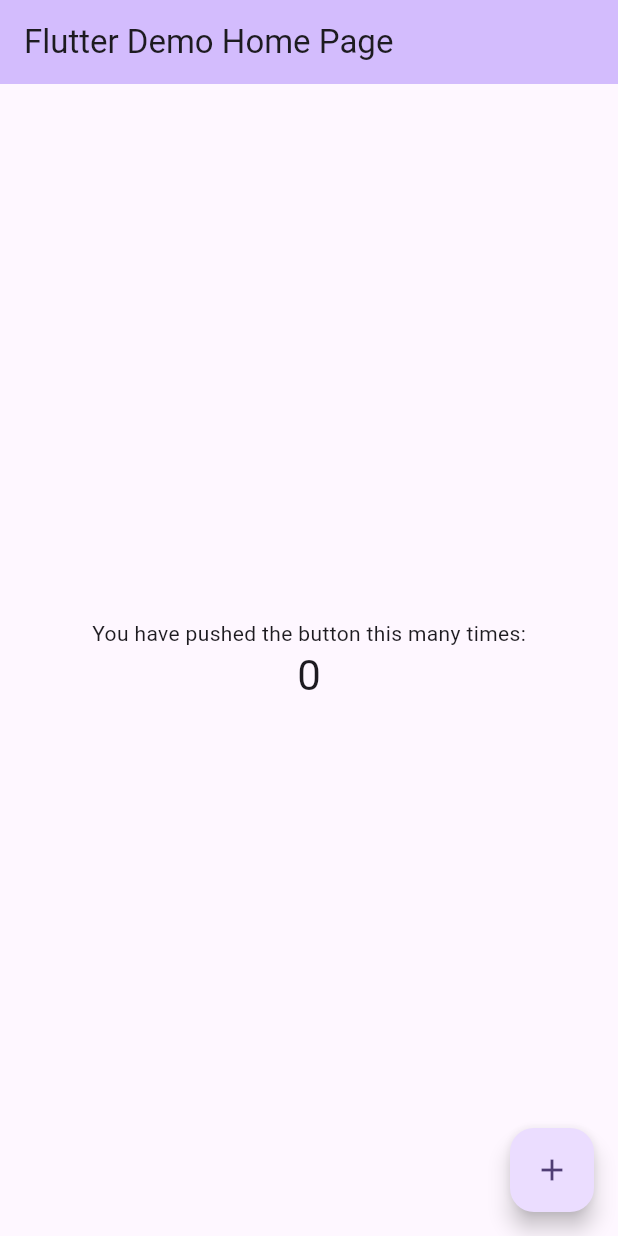
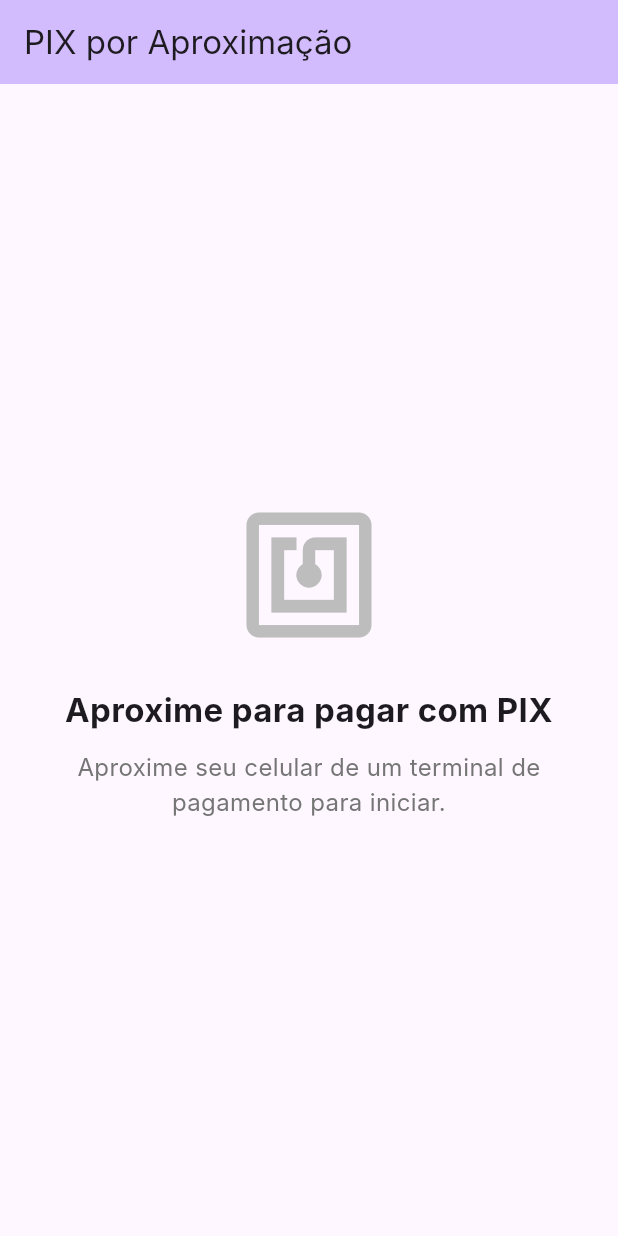
Before and after one commit to Edgarvital/PixAproximacaoApp, a Flutter app: the screen it shows after launch, on a phone screen of 412 x 824 dp. Run offline on Flutter 3.47's test engine with Material 3 defaults, Android fonts, the phone set to English and light mode, and no system bars; our stand-ins replace go_router; Roboto replaces fonts that are missing (Inter).

Commit message:
Leitor NFC do pix

```diff
--- /dev/null
+++ b/lib/controllers/tap_to_pix_controller/tap_to_pix_controller.dart
@@ -0,0 +1,39 @@
+import 'package:flutter/material.dart';
+import 'package:flutter/services.dart';
+import 'dart:async';
+
+class TapToPixController with ChangeNotifier {
+  static const _channel = MethodChannel('com.example.pix_nfc_app/nfc');
+
+  String? _pixUri;
+  String? get pixUri => _pixUri;
+
+  bool _isLoading = false;
+  bool get isLoading => _isLoading;
+
+  TapToPixController() {
+    _setupMethodChannel();
+  }
+
+  void _setupMethodChannel() {
+    _channel.setMethodCallHandler(_handleMethodCall);
+  }
+
+  Future<void> _handleMethodCall(MethodCall call) async {
+    if (call.method == 'onPixUriReceived') {
+      final receivedUri = call.arguments as String?;
+      if (receivedUri != null) {
+        print("PIX URI recebida do Kotlin: $receivedUri");
+        _pixUri = receivedUri;
+        _isLoading = false;
+        notifyListeners();
+      }
+    }
+  }
+
+  void reset() {
+    _pixUri = null;
+    _isLoading = false;
+    notifyListeners();
+  }
+}
--- /dev/null
+++ b/lib/core/app_router.dart
@@ -0,0 +1,32 @@
+import 'package:go_router/go_router.dart';
+import 'package:provider/provider.dart';
+
+import '../controllers/tap_to_pix_controller/tap_to_pix_controller.dart';
+import '../pages/home_page.dart';
+import '../pages/pix_confirm_page.dart';
+
+class AppRouter {
+  static final router = GoRouter(
+    initialLocation: '/',
+    routes: [
+      GoRoute(
+        path: '/',
+        builder: (context, state) => const HomePage(),
+      ),
+      GoRoute(
+        path: '/pix/confirm',
+        builder: (context, state) {
+          // Em um app real, o PIX URI viria do estado (Provider)
+          // O state.extra é um fallback para deep link, se necessário
+          final pixUri = state.extra as String? ??
+              Provider.of<TapToPixController>(context, listen: false).pixUri;
+
+          if (pixUri == null) {
+            return const HomePage();
+          }
+          return PixConfirmPage(pixUri: pixUri);
+        },
+      ),
+    ],
+  );
+}
--- a/lib/main.dart
+++ b/lib/main.dart
@@ -1,122 +1,31 @@
 import 'package:flutter/material.dart';
+import 'package:provider/provider.dart';
+
+import 'controllers/tap_to_pix_controller/tap_to_pix_controller.dart';
+import 'core/app_router.dart';
 
 void main() {
-  runApp(const MyApp());
+  runApp(
+    ChangeNotifierProvider(
+      create: (context) => TapToPixController(),
+      child: const MyApp(),
+    ),
+  );
 }
 
 class MyApp extends StatelessWidget {
   const MyApp({super.key});
 
-  // This widget is the root of your application.
   @override
   Widget build(BuildContext context) {
-    return MaterialApp(
-      title: 'Flutter Demo',
+    return MaterialApp.router(
+      title: 'PIX por Aproximação',
       theme: ThemeData(
-        // This is the theme of your application.
-        //
-        // TRY THIS: Try running your application with "flutter run". You'll see
-        // the application has a purple toolbar. Then, without quitting the app,
-        // try changing the seedColor in the colorScheme below to Colors.green
-        // and then invoke "hot reload" (save your changes or press the "hot
-        // reload" button in a Flutter-supported IDE, or press "r" if you used
-        // the command line to start the app).
-        //
-        // Notice that the counter didn't reset back to zero; the application
-        // state is not lost during the reload. To reset the state, use hot
-        // restart instead.
-        //
-        // This works for code too, not just values: Most code changes can be
-        // tested with just a hot reload.
         colorScheme: ColorScheme.fromSeed(seedColor: Colors.deepPurple),
+        useMaterial3: true,
+        fontFamily: 'Inter',
       ),
-      home: const MyHomePage(title: 'Flutter Demo Home Page'),
+      routerConfig: AppRouter.router,
     );
   }
 }
-
-class MyHomePage extends StatefulWidget {
-  const MyHomePage({super.key, required this.title});
-
-  // This widget is the home page of your application. It is stateful, meaning
-  // that it has a State object (defined below) that contains fields that affect
-  // how it looks.
-
-  // This class is the configuration for the state. It holds the values (in this
-  // case the title) provided by the parent (in this case the App widget) and
-  // used by the build method of the State. Fields in a Widget subclass are
-  // always marked "final".
-
-  final String title;
-
-  @override
-  State<MyHomePage> createState() => _MyHomePageState();
-}
-
-class _MyHomePageState extends State<MyHomePage> {
-  int _counter = 0;
-
-  void _incrementCounter() {
-    setState(() {
-      // This call to setState tells the Flutter framework that something has
-      // changed in this State, which causes it to rerun the build method below
-      // so that the display can reflect the updated values. If we changed
-      // _counter without calling setState(), then the build method would not be
-      // called again, and so nothing would appear to happen.
-      _counter++;
-    });
-  }
-
-  @override
-  Widget build(BuildContext context) {
-    // This method is rerun every time setState is called, for instance as done
-    // by the _incrementCounter method above.
-    //
-    // The Flutter framework has been optimized to make rerunning build methods
-    // fast, so that you can just rebuild anything that needs updating rather
-    // than having to individually change instances of widgets.
-    return Scaffold(
-      appBar: AppBar(
-        // TRY THIS: Try changing the color here to a specific color (to
-        // Colors.amber, perhaps?) and trigger a hot reload to see the AppBar
-        // change color while the other colors stay the same.
-        backgroundColor: Theme.of(context).colorScheme.inversePrimary,
-        // Here we take the value from the MyHomePage object that was created by
-        // the App.build method, and use it to set our appbar title.
-        title: Text(widget.title),
-      ),
-      body: Center(
-        // Center is a layout widget. It takes a single child and positions it
-        // in the middle of the parent.
-        child: Column(
-          // Column is also a layout widget. It takes a list of children and
-          // arranges them vertically. By default, it sizes itself to fit its
-          // children horizontally, and tries to be as tall as its parent.
-          //
-          // Column has various properties to control how it sizes itself and
-          // how it positions its children. Here we use mainAxisAlignment to
-          // center the children vertically; the main axis here is the vertical
-          // axis because Columns are vertical (the cross axis would be
-          // horizontal).
-          //
-          // TRY THIS: Invoke "debug painting" (choose the "Toggle Debug Paint"
-          // action in the IDE, or press "p" in the console), to see the
-          // wireframe for each widget.
-          mainAxisAlignment: MainAxisAlignment.center,
-          children: <Widget>[
-            const Text('You have pushed the button this many times:'),
-            Text(
-              '$_counter',
-              style: Theme.of(context).textTheme.headlineMedium,
-            ),
-          ],
-        ),
-      ),
-      floatingActionButton: FloatingActionButton(
-        onPressed: _incrementCounter,
-        tooltip: 'Increment',
-        child: const Icon(Icons.add),
-      ), // This trailing comma makes auto-formatting nicer for build methods.
-    );
-  }
-}
--- /dev/null
+++ b/lib/pages/home_page.dart
@@ -0,0 +1,81 @@
+import 'package:flutter/material.dart';
+import 'package:go_router/go_router.dart';
+import 'package:provider/provider.dart';
+
+import '../controllers/tap_to_pix_controller/tap_to_pix_controller.dart';
+
+class HomePage extends StatefulWidget {
+  const HomePage({super.key});
+
+  @override
+  State<HomePage> createState() => _HomePageState();
+}
+
+class _HomePageState extends State<HomePage> {
+
+  @override
+  void initState() {
+    super.initState();
+    // Adiciona um listener para navegar quando a URI do PIX for recebida
+    WidgetsBinding.instance.addPostFrameCallback((_) {
+      final controller = Provider.of<TapToPixController>(context, listen: false);
+      controller.addListener(_onPixUriChanged);
+    });
+  }
+
+  @override
+  void dispose() {
+    Provider.of<TapToPixController>(context, listen: false).removeListener(_onPixUriChanged);
+    super.dispose();
+  }
+
+  void _onPixUriChanged() {
+    final controller = Provider.of<TapToPixController>(context, listen: false);
+  }
+
+  @override
+  Widget build(BuildContext context) {
+    final controller = Provider.of<TapToPixController>(context, listen: false);
+    return Scaffold(
+      appBar: AppBar(
+        title: const Text('PIX por Aproximação'),
+        backgroundColor: Theme.of(context).colorScheme.inversePrimary,
+      ),
+      body: Center(
+        child: Padding(
+          padding: const EdgeInsets.all(24.0),
+          child: Column(
+            mainAxisAlignment: MainAxisAlignment.center,
+            children: <Widget>[
+              Icon(
+                Icons.nfc,
+                size: 100,
+                color: Colors.grey.shade400,
+              ),
+              const SizedBox(height: 24),
+              const Text(
+                'Aproxime para pagar com PIX',
+                style: TextStyle(fontSize: 22, fontWeight: FontWeight.bold),
+                textAlign: TextAlign.center,
+              ),
+              const SizedBox(height: 12),
+              Text(
+                'Aproxime seu celular de um terminal de pagamento para iniciar.',
+                style: TextStyle(fontSize: 16, color: Colors.grey.shade600),
+                textAlign: TextAlign.center,
+              ),
+              if(controller.pixUri != null)
+                ...[const SizedBox(height: 12),
+                  Text(
+                    'URI do PIX: ${controller.pixUri}',
+                    style: TextStyle(fontSize: 16, color: Colors.grey.shade600),
+                    textAlign: TextAlign.center,
+                  ),],
+
+            ],
+          ),
+        ),
+      ),
+    );
+  }
+}
--- a/pubspec.yaml
+++ b/pubspec.yaml
@@ -30,6 +30,8 @@
 dependencies:
   flutter:
     sdk: flutter
+  provider: ^6.1.2
+  go_router: ^13.2.4
 
   # The following adds the Cupertino Icons font to your application.
   # Use with the CupertinoIcons class for iOS style icons.
```
Also changed, not shown: lib/pages/pix_confirm_page.dart (added, +99 -0 lines), pubspec.lock, 8 other files.
